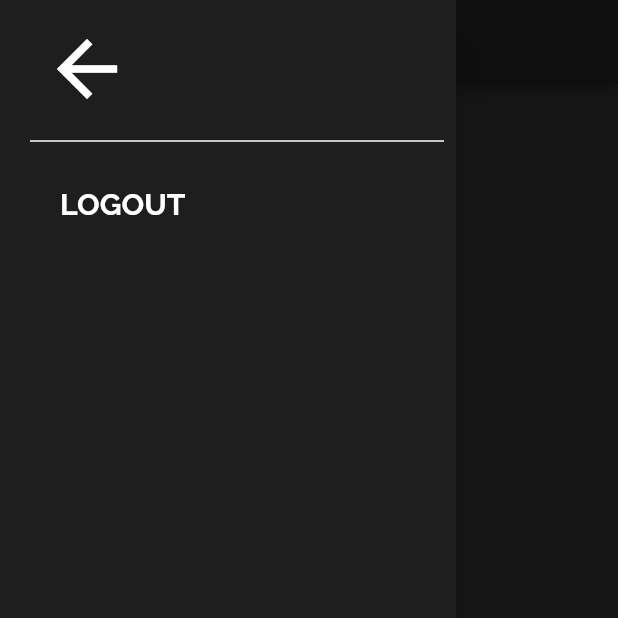
After one commit to pranavraaghav/watcher, a Flutter app: the screen it shows after launch, in the side drawer, after a tap on "Camera", on a phone screen of 412 x 824 dp, the top half of it. The commit adds this screen. Run offline on Flutter 3.47's test engine with Material 2 defaults, Android fonts, the phone set to English and light mode, and no system bars; our stand-ins replace camera, cloud_firestore, firebase_auth, firebase_core, firebase_storage, google_fonts; missing offline and left inert: tflite; accounts and stored records are empty.

Commit message:
Added Logout

```diff
--- a/lib/main.dart
+++ b/lib/main.dart
@@ -18,11 +18,7 @@ Future<void> main() async {
   cameras = await availableCameras();
   await Firebase.initializeApp();
 
-  runApp(MaterialApp(
-    home: MyApp(),
-    theme: ThemeData.dark(),
-    debugShowCheckedModeBanner: false,
-  ));
+  runApp(MyApp());
 }
 
 class MyApp extends StatelessWidget {
@@ -37,6 +33,7 @@ class MyApp extends StatelessWidget {
       value: AuthService().user,
       child: MaterialApp(
         debugShowCheckedModeBanner: false,
+        theme: ThemeData.dark(),
         home: Wrapper(
           cameras: cameras,
         ),
--- a/lib/pages/home.dart
+++ b/lib/pages/home.dart
@@ -2,6 +2,7 @@ import 'package:flutter/material.dart';
 import 'package:camera/camera.dart';
 import 'package:crosswalk/object_detection/live_camera.dart';
 import 'package:crosswalk/pages/monitor.dart';
+import 'package:crosswalk/widgets/drawer.dart';
 
 import 'package:crosswalk/models/user.dart';
 import 'package:provider/provider.dart';
@@ -20,6 +21,7 @@ class Home extends StatelessWidget {
 
     return Scaffold(
       appBar: AppBar(),
+      drawer: DrawerWidget(),
       body: Center(
         child: Column(
           mainAxisAlignment: MainAxisAlignment.spaceEvenly,
--- /dev/null
+++ b/lib/widgets/drawer.dart
@@ -0,0 +1,77 @@
+import 'package:crosswalk/models/user.dart';
+import 'package:crosswalk/pages/login_page.dart';
+import 'package:crosswalk/pages/home.dart';
+import 'package:crosswalk/services/auth.dart';
+import 'package:crosswalk/services/database.dart';
+import 'package:crosswalk/styling/color_palettes.dart';
+import 'package:crosswalk/styling/custom_text_styles.dart';
+import 'package:flutter/material.dart';
+import 'package:provider/provider.dart';
+
+class DrawerWidget extends StatefulWidget {
+  @override
+  _DrawerWidgetState createState() => _DrawerWidgetState();
+}
+
+class _DrawerWidgetState extends State<DrawerWidget> {
+  final AuthService _auth = AuthService();
+
+  String _displayName = 'User';
+
+  @override
+  Widget build(BuildContext context) {
+    final user = Provider.of<CrosswalkUser>(context);
+
+    return StreamBuilder<CrosswalkUser>(
+        stream: DatabaseService(uid: user.uid).userByUid,
+        builder: (context, snapshot) {
+          if (snapshot.data != null) _displayName = snapshot.data.displayName;
+
+          return Drawer(
+            child: Container(
+              color: Colors.black38,
+              child: Padding(
+                padding: const EdgeInsets.fromLTRB(20, 8, 8, 8),
+                child: Column(
+                  crossAxisAlignment: CrossAxisAlignment.start,
+                  children: [
+                    TextButton(
+                      child: Icon(
+                        Icons.arrow_back,
+                        color: Colors.white,
+                        size: 60,
+                      ),
+                      onPressed: () {
+                        Navigator.pop(context);
+                      },
+                      style:
+                          ButtonStyle(animationDuration: Duration(seconds: 2)),
+                    ),
+                    Divider(
+                      height: 20,
+                      thickness: 1,
+                      color: Colors.white,
+                    ),
+                    Padding(
+                      padding: const EdgeInsets.fromLTRB(12, 8, 0, 8),
+                      child: TextButton(
+                        onPressed: () async {
+                          await _auth.signOut();
+                          Navigator.push(
+                              context,
+                              MaterialPageRoute(
+                                  builder: (context) => LoginPage()));
+                        },
+                        child: Text('LOGOUT',
+                            style: buildRobotoDrawerTextStyle(
+                                20, Colors.white, FontWeight.bold)),
+                      ),
+                    )
+                  ],
+                ),
+              ),
+            ),
+          );
+        });
+  }
+}
```
Also changed, not shown: 1 other file.
